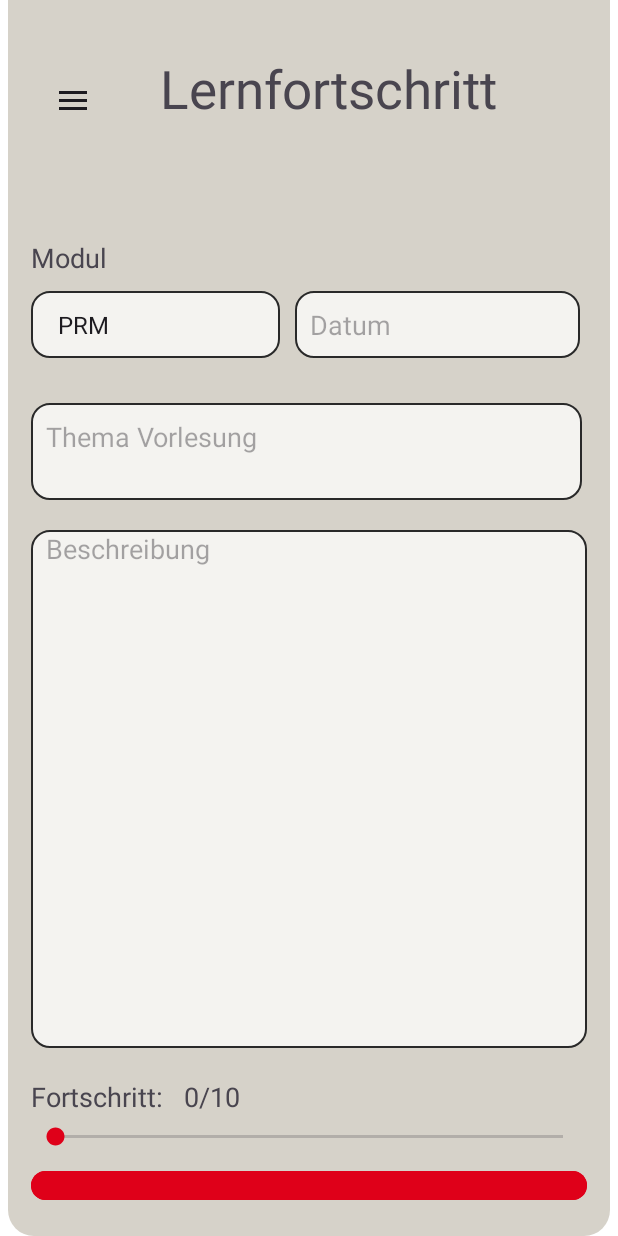
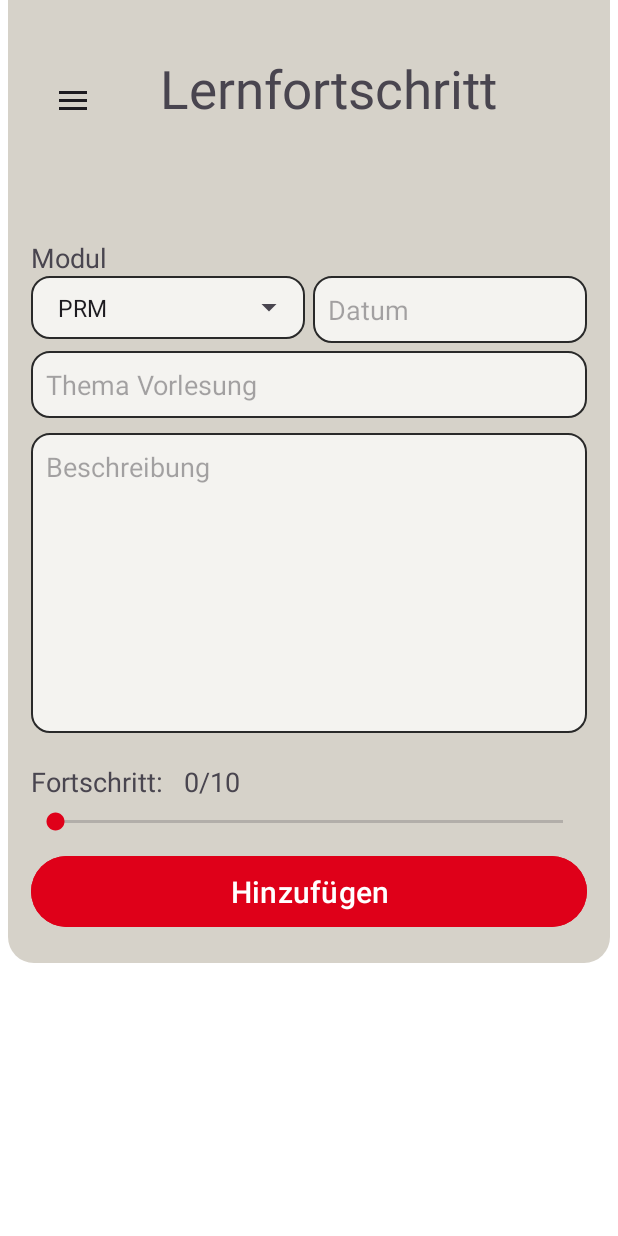
Before and after one commit to heofthetea/ubiquitous-fishstick, an Android app: the ProgressActivity screen opened directly, with no data from a screen before it, on a phone screen of 412 x 824 dp. Run offline under Robolectric (Android 15) with nearby library versions, the phone set to English and light mode, and no system bars.

Commit message:
Fix Progress Layout to be relative to screen size

```diff
--- a/app/src/main/java/stark/prm/project/MainActivity.java
+++ b/app/src/main/java/stark/prm/project/MainActivity.java
@@ -55,9 +55,7 @@ public class MainActivity extends AppCompatActivity {
         });
 
         Database.getInstance().init(this); // populate the Database with some Modules
-        Database.getInstance().add(
-                new Module("PRM", "Wolfgang Stark")
-        );
+
         buttonClick();
 
         try {
@@ -69,10 +67,10 @@ public class MainActivity extends AppCompatActivity {
                 if (!hasExactAlarmPermission()) {
                     ActivityCompat.requestPermissions(this, new String[]{Manifest.permission.SCHEDULE_EXACT_ALARM}, REQUEST_CODE_SCHEDULE_EXACT_ALARM);
                 } else {
-                    notificationHelper.scheduleNotification("Dies ist eine geplante Benachrichtigung", 6, 30, 12, 24);
+                    notificationHelper.scheduleNotification("Dies ist eine geplante Benachrichtigung", 6, 30, 13, 55);
                 }
             }
-            this.startActivity(new Intent(MainActivity.this, HomeworkActivity.class));
+            //this.startActivity(new Intent(MainActivity.this, HomeworkActivity.class));
         } catch (Exception e) {
             Toast.makeText(this, e.getMessage(), Toast.LENGTH_SHORT).show();
             Log.e("MainActivity", "Error in onCreate: " + e.getMessage());
@@ -107,7 +105,7 @@ public class MainActivity extends AppCompatActivity {
             //Kann tehoretisch auch weg ist aber nur ein beispeil test für benachrichtigungen
             if (grantResults.length > 0 && grantResults[0] == PackageManager.PERMISSION_GRANTED) {
                 Log.d("MainActivity", "Permission granted, scheduling notification");
-                notificationHelper.scheduleNotification("Dies ist eine geplante Benachrichtigung", 6, 30, 21, 16);
+                notificationHelper.scheduleNotification("Dies ist eine geplante Benachrichtigung", 6, 30, 13, 55);
             } else {
                 Log.d("MainActivity", "Permission Not granted, scheduling notification");
                 // Berechtigung verweigert, leite Benutzer zu den Einstellungen
@@ -121,7 +119,7 @@ public class MainActivity extends AppCompatActivity {
     private void buttonClick() {
       Button buttonHomework = findViewById(R.id.btn_landing_homework);
       buttonHomework.setOnClickListener(view -> {
-          this.startActivity(new Intent(MainActivity.this, HomeworkActivity.class)); // muss im Merge auf HomeworkListActivity angepasst werden
+          this.startActivity(new Intent(MainActivity.this, HomeworkListActivity.class));
       });
 
 
--- a/app/src/main/res/layout/activity_progress.xml
+++ b/app/src/main/res/layout/activity_progress.xml
@@ -68,35 +68,40 @@
             -->
 
             <TextView
-                android:layout_width="166dp"
+                android:layout_width="match_parent"
                 android:layout_height="wrap_content"
                 android:layout_marginTop="60dp"
                 android:text="@string/text_module"
                 android:textSize="18sp" />
 
             <LinearLayout
-                android:layout_marginTop="10dp"
-                android:layout_width="367dp"
+                android:layout_width="match_parent"
                 android:layout_height="wrap_content"
-                android:orientation="horizontal"
-                android:paddingBottom="20dp">
+                android:orientation="horizontal">
+
+                <LinearLayout
+                    android:layout_width="0dp"
+                    android:layout_weight="1"
+                    android:layout_height="wrap_content"
+                    android:background="@drawable/input_background"
+                    android:layout_marginEnd="5dp"
+                    >
 
                     <Spinner
                         android:id="@+id/progress_spinner_module"
-                    android:layout_width="166dp"
+                        android:layout_width="match_parent"
                         android:layout_height="match_parent"
-                    android:layout_marginEnd="10dp"
                         android:layout_gravity="start"
                         android:autofillHints="lecture"
-                    android:background="@drawable/input_background"
                         android:dropDownWidth="match_parent"
                         android:padding="10dp"
                         android:spinnerMode="dropdown" />
-
+                </LinearLayout>
 
                 <EditText
                     android:id="@+id/progress_edit_text_due_date"
-                    android:layout_width="190dp"
+                    android:layout_width="0dp"
+                    android:layout_weight="1"
                     android:layout_height="wrap_content"
                     android:layout_gravity="end"
                     android:autofillHints="date"
@@ -112,34 +117,20 @@
 
             <EditText
                 android:id="@+id/progress_edit_text_lecture"
-                android:layout_width="367dp"
+                android:layout_width="match_parent"
                 android:layout_height="wrap_content"
-                android:layout_marginTop="10dp"
+                android:layout_marginTop="5dp"
                 android:autofillHints="title"
                 android:background="@drawable/input_background"
                 android:ems="10"
                 android:hint="@string/text_title"
                 android:inputType="text"
-                android:paddingRight="10dp"
-                android:paddingLeft="10dp"
-                android:paddingTop="10dp"
-                android:paddingBottom="30dp" />
-
-            <LinearLayout
-                android:layout_width="match_parent"
-                android:layout_height="wrap_content"
-                android:layout_marginTop="10dp"
-                android:orientation="horizontal"
-                >
-
-
-            </LinearLayout>
-
+                android:padding="10dp"/>
 
             <EditText
                 android:id="@+id/progress_edit_text_description"
                 android:layout_width="match_parent"
-                android:layout_height="345dp"
+                android:layout_height="200dp"
                 android:layout_marginTop="10dp"
                 android:autofillHints="description"
                 android:background="@drawable/input_background"
@@ -147,10 +138,7 @@
                 android:gravity="top"
                 android:hint="@string/text_description"
                 android:inputType="textMultiLine"
-                android:paddingRight="10dp"
-                android:paddingLeft="10dp"
-                android:paddingBottom="20dp"/>
-
+                android:padding="10dp"/>
 
             <TextView
                 android:id="@+id/progress_seek_bar_progress_text"
@@ -182,5 +170,4 @@
                 android:paddingVertical="10dp"/>
         </LinearLayout>
     </RelativeLayout>
-
 </androidx.drawerlayout.widget.DrawerLayout>
```
Lines whose indentation alone changed are shown as unchanged.
